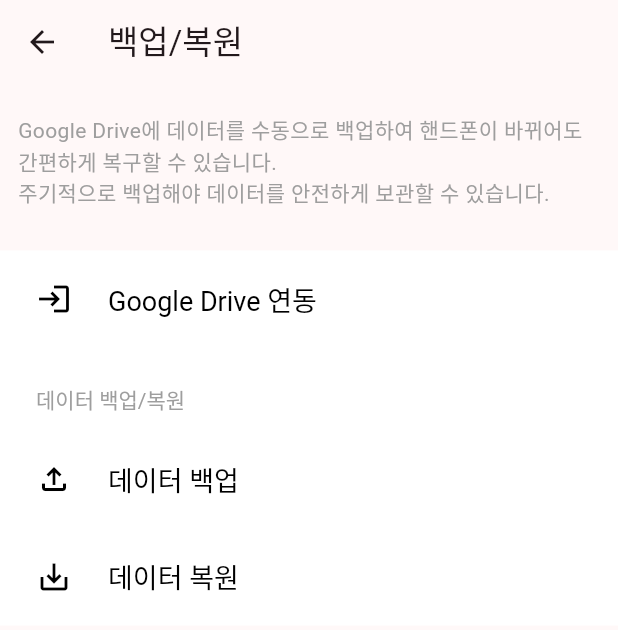
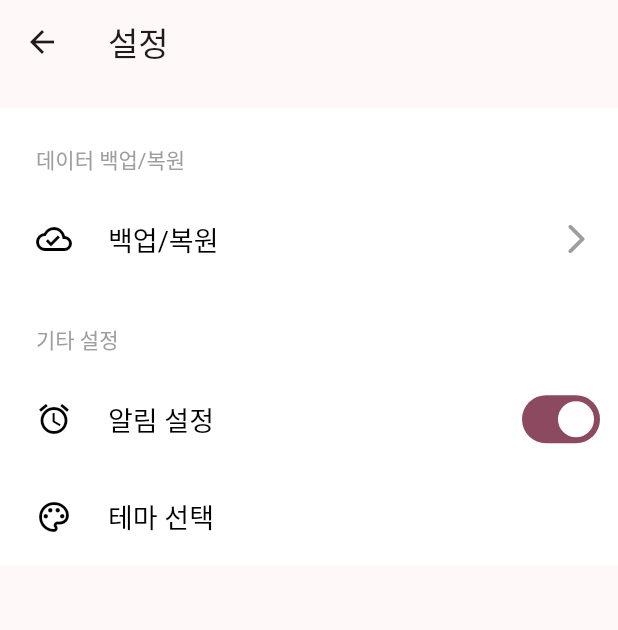
Before and after one commit to sinbee0402/Princess_Diaries, a Flutter app: the screen it shows after launch, after a tap on the "settings" icon, on a phone screen of 412 x 824 dp. Shown: the top 630 px of the screen. Run offline on Flutter 3.47's test engine with Material 2 defaults, Android fonts, the phone set to English and light mode, and no system bars; drawn by our look-alikes of settings_ui; our stand-ins replace curved_navigation_bar, freezed_annotation, get_it, go_router, injectable, lottie and 2 more; accounts and stored records are empty; generated files the repository leaves out were written again.

Commit message:
feat: settings_screen UI 수정 및 추가

```diff
--- a/lib/core/router.dart
+++ b/lib/core/router.dart
@@ -6,7 +6,8 @@
 import 'package:princess_diaries/presentation/add_edit_post/add_edit_post_screen.dart';
 import 'package:princess_diaries/presentation/add_edit_post/add_edit_post_view_model.dart';
 import 'package:princess_diaries/presentation/components/curved_navigation_widget.dart';
-import 'package:princess_diaries/presentation/setting/setting_screen.dart';
+import 'package:princess_diaries/presentation/settings/setting_data_screen.dart';
+import 'package:princess_diaries/presentation/settings/settings_screen.dart';
 import 'package:provider/provider.dart';
 
 // GoRouter configuration
@@ -37,7 +38,11 @@
     ),
     GoRoute(
       path: '/settings',
-      builder: (context, state) => const SettingScreen(),
+      builder: (context, state) => const SettingsScreen(),
+    ),
+    GoRoute(
+      path: '/setting_data',
+      builder: (context, state) => const SettingDataScreen(),
     ),
   ],
 );
--- a/lib/presentation/setting/setting_screen.dart
+++ b/lib/presentation/settings/settings_screen.dart
@@ -1,48 +1,24 @@
 import 'package:flutter/material.dart';
+import 'package:go_router/go_router.dart';
 import 'package:settings_ui/settings_ui.dart';
 
-class SettingScreen extends StatelessWidget {
-  const SettingScreen({Key? key}) : super(key: key);
+class SettingsScreen extends StatelessWidget {
+  const SettingsScreen({Key? key}) : super(key: key);
 
   @override
   Widget build(BuildContext context) {
     return Scaffold(
       appBar: AppBar(
-        title: const Text('백업/복원'),
+        title: const Text('설정'),
       ),
       body: Column(
         children: [
-          const SizedBox(height: 8),
-          const Padding(
-            padding: EdgeInsets.all(12.0),
-            child: Text(
-              'Google Drive에 데이터를 수동으로 백업하여 핸드폰이 바뀌어도 간편하게 복구할 수 있습니다. \n주기적으로 백업해야 데이터를 안전하게 보관할 수 있습니다.',
-              style: TextStyle(color: Colors.grey),
-            ),
-          ),
           const SizedBox(height: 16),
           SettingsList(
             lightTheme:
                 const SettingsThemeData(settingsListBackground: Colors.white),
             shrinkWrap: true,
             sections: [
-              SettingsSection(
-                tiles: [
-                  SettingsTile.navigation(
-                    title: const Text(
-                      'Google Drive 연동',
-                      style: TextStyle(color: Colors.black),
-                    ),
-                    leading: const Icon(
-                      Icons.login_outlined,
-                      color: Colors.black,
-                    ),
-                    onPressed: (context) {
-                      // TODO : Google Drive 연동 기능
-                    },
-                  ),
-                ],
-              ),
               SettingsSection(
                 title: const Text(
                   '데이터 백업/복원',
@@ -51,28 +27,57 @@
                 tiles: [
                   SettingsTile.navigation(
                     title: const Text(
-                      '데이터 백업',
+                      '백업/복원',
                       style: TextStyle(color: Colors.black),
                     ),
                     leading: const Icon(
-                      Icons.file_upload_outlined,
+                      Icons.cloud_done_outlined,
                       color: Colors.black,
                     ),
+                    trailing: const Icon(
+                      Icons.arrow_forward_ios_rounded,
+                      color: Colors.grey,
+                    ),
                     onPressed: (context) {
-                      // TODO : 데이터 백업 기능
+                      context.push('/setting_data');
+                    },
+                  ),
+                ],
+              ),
+              SettingsSection(
+                title: const Text(
+                  '기타 설정',
+                  style: TextStyle(color: Colors.grey),
+                ),
+                tiles: [
+                  SettingsTile.switchTile(
+                    title: const Text(
+                      '알림 설정',
+                      style: TextStyle(color: Colors.black),
+                    ),
+                    leading: const Icon(
+                      Icons.alarm,
+                      color: Colors.black,
+                    ),
+                    initialValue: true,
+                    onPressed: (context) {
+                      // TODO : 알림 시간 설정
+                    },
+                    onToggle: (value) {
+                      // TODO : 알림 on / off
                     },
                   ),
                   SettingsTile.navigation(
                     title: const Text(
-                      '데이터 복원',
+                      '테마 선택',
                       style: TextStyle(color: Colors.black),
                     ),
                     leading: const Icon(
-                      Icons.save_alt_outlined,
+                      Icons.palette_outlined,
                       color: Colors.black,
                     ),
                     onPressed: (context) {
-                      // TODO : 데이터 복원 기능
+                      // TODO : 테마 선택 AlertDialog
                     },
                   ),
                 ],
```
Also changed, not shown: lib/presentation/settings/setting_data_screen.dart (added, +86 -0 lines).
